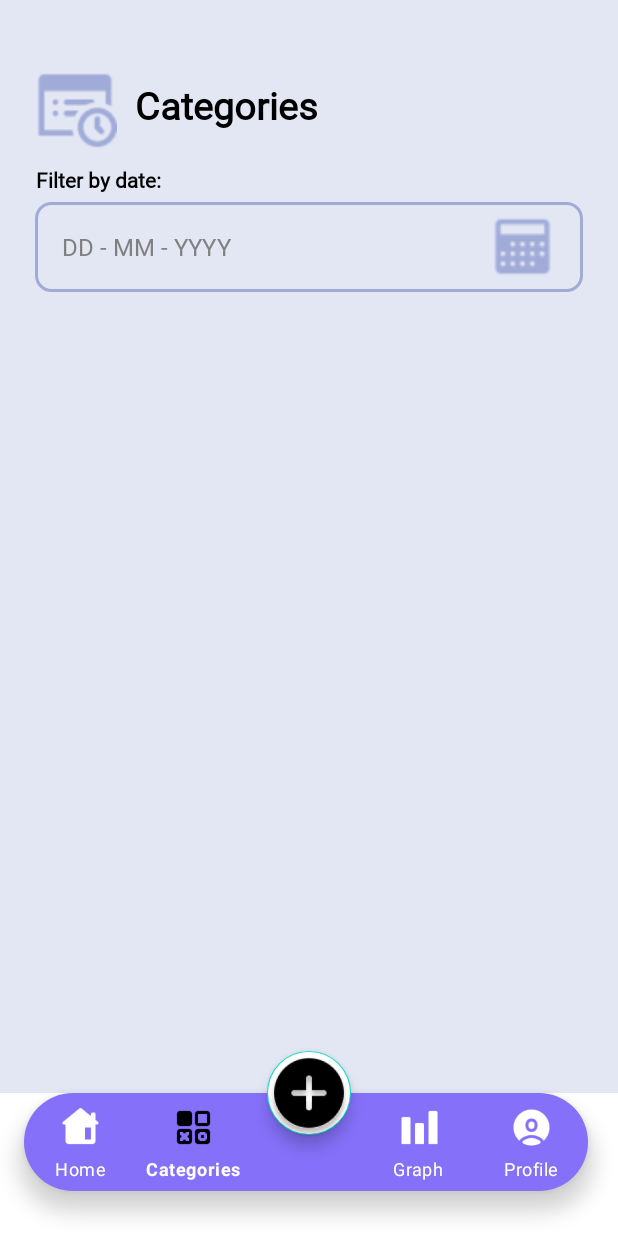
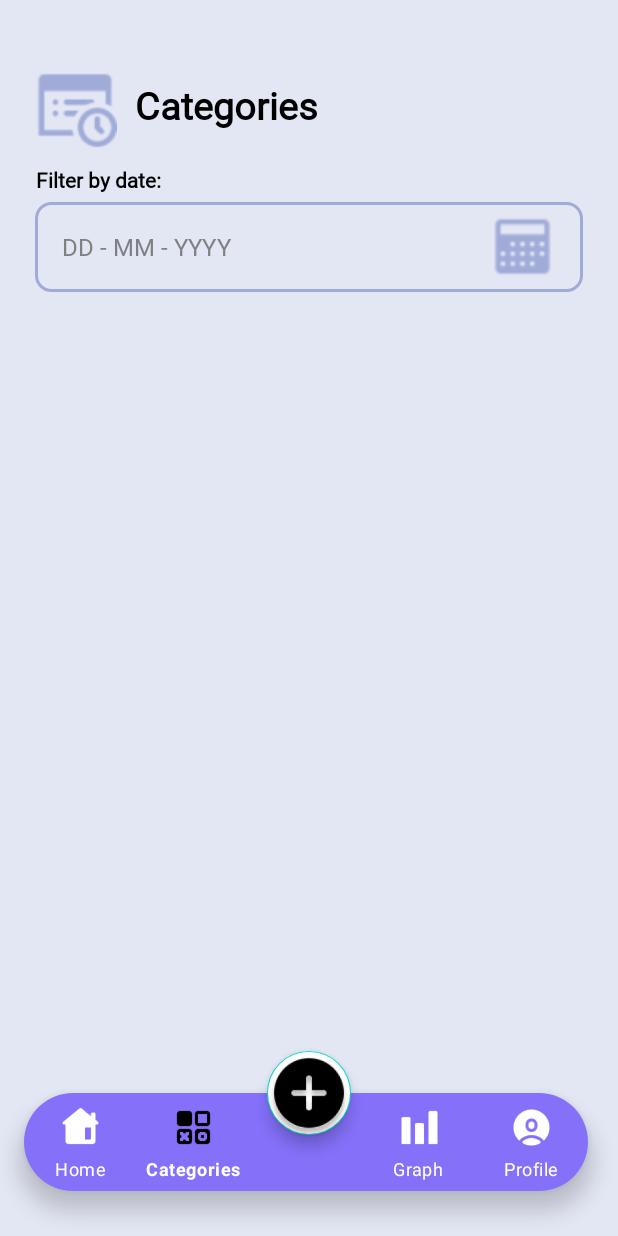
Before and after one commit to ST10033851/OPSC7311-WonderTime-POE, an Android app: the CategoriesActivity screen opened directly, with no data from a screen before it, on a phone screen of 412 x 824 dp. Run offline under Robolectric (Android 15) with nearby library versions, the phone set to English and light mode, and no system bars.

Commit message:
transparent navbar background

```diff
--- a/app/src/main/res/layout/activity_categories.xml
+++ b/app/src/main/res/layout/activity_categories.xml
@@ -92,7 +92,7 @@
             <androidx.recyclerview.widget.RecyclerView
                 android:id="@+id/c_recycler"
                 android:layout_width="match_parent"
-                android:layout_height="700dp" />
+                android:layout_height="match_parent" />
 
         </LinearLayout>
 
@@ -108,6 +108,7 @@
             android:layout_height="wrap_content"
             android:layout_gravity="bottom"
             app:elevation="0dp"
+            android:backgroundTint="@color/transparent"
             app:fabCradleMargin="20dp"
             app:fabCradleRoundedCornerRadius="50dp">
 
--- a/app/src/main/res/layout/activity_timesheets.xml
+++ b/app/src/main/res/layout/activity_timesheets.xml
@@ -91,7 +91,7 @@
             <androidx.recyclerview.widget.RecyclerView
                 android:id="@+id/t_recycler"
                 android:layout_width="match_parent"
-                android:layout_height="700dp" />
+                android:layout_height="match_parent" />
 
         </LinearLayout>
 
@@ -107,6 +107,7 @@
             android:layout_height="wrap_content"
             android:layout_gravity="bottom"
             app:elevation="0dp"
+            android:backgroundTint="@color/transparent"
             app:fabCradleMargin="20dp"
             app:fabCradleRoundedCornerRadius="50dp">
 
--- a/app/src/main/res/values/colors.xml
+++ b/app/src/main/res/values/colors.xml
@@ -19,6 +19,7 @@
     <color name="paleWhite">#E9E9E9</color>
     <color name="navPurple">#8570FA</color>
     <color name="backgroundWhite">#E3E7F4</color>
+    <color name="transparent">#00FFFFFF</color>
 
     <style name="DialogAnimation">
         <item name="android:windowEnterAnimation">@anim/slide_in_bottom</item>
```
